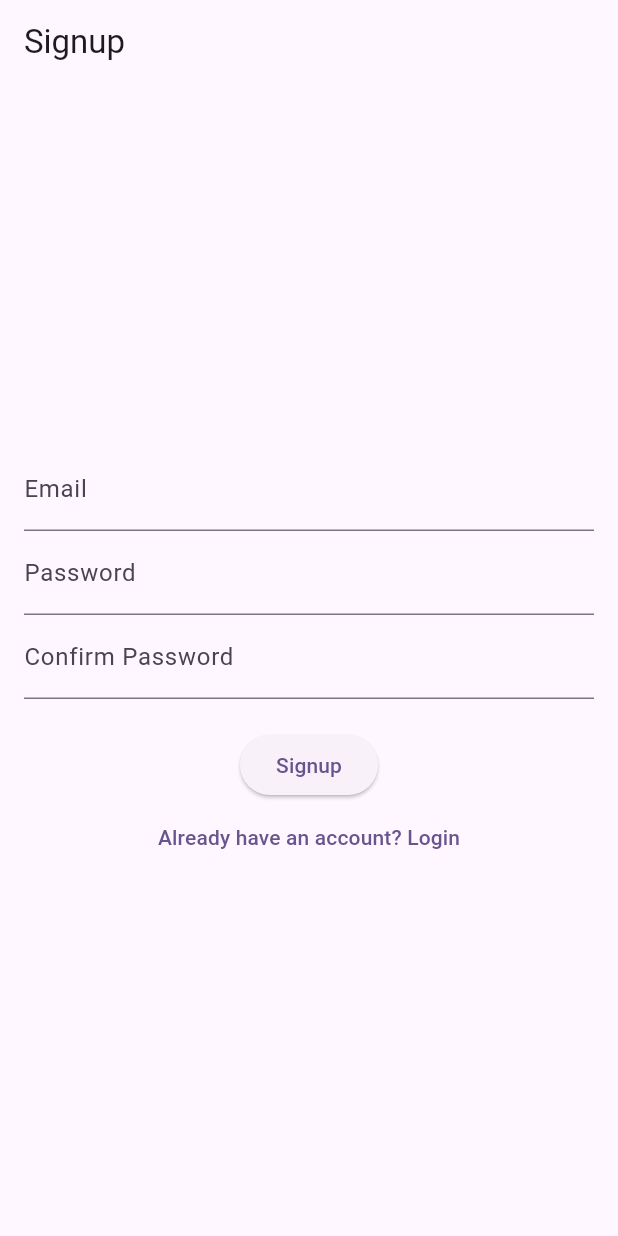
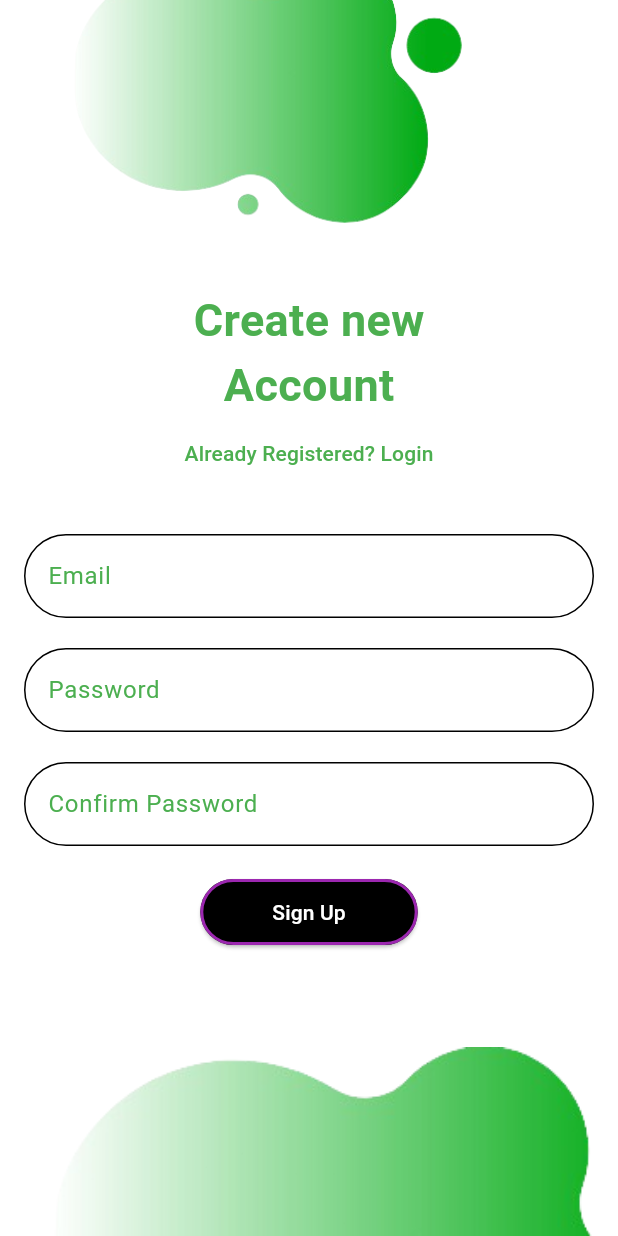
Before and after one commit to ndourc/vasas-frontend, a Flutter app: the SignupScreen screen opened directly, on a phone screen of 412 x 824 dp. Run offline on Flutter 3.47's test engine with Material 3 defaults, Android fonts, the phone set to English and light mode, and no system bars; our stand-ins replace shared_preferences; accounts and stored records are empty; network calls fail.

Commit message:
Adding UI prototype elements and code designs

```diff
--- /dev/null
+++ b/frontend/vasas_project/lib/core/utils/build_button.dart
@@ -0,0 +1,35 @@
+import 'package:flutter/material.dart';
+
+class CustomButton extends StatelessWidget {
+  final VoidCallback onPressed;
+  final String labelText;
+
+  const CustomButton({
+    Key? key,
+    required this.onPressed,
+    required this.labelText,
+  }) : super(key: key);
+
+  @override
+  Widget build(BuildContext context) {
+    return ElevatedButton(
+      onPressed: onPressed,
+      style: ElevatedButton.styleFrom(
+        foregroundColor: Colors.white,
+        backgroundColor: Colors.black, // Text color
+        shape: RoundedRectangleBorder(
+          borderRadius: BorderRadius.circular(30.0), // Circular shape
+          side: const BorderSide(
+              color: Colors.purple, width: 2.0), // Border color and width
+        ),
+      ),
+      child: Padding(
+        padding: const EdgeInsets.symmetric(vertical: 12.0, horizontal: 24.0),
+        child: Text(
+          labelText,
+          style: const TextStyle(color: Colors.white),
+        ),
+      ),
+    );
+  }
+}
--- /dev/null
+++ b/frontend/vasas_project/lib/core/utils/build_textfield.dart
@@ -0,0 +1,36 @@
+import 'package:flutter/material.dart';
+
+class CustomTextField extends StatelessWidget {
+  final TextEditingController controller;
+  final String labelText;
+
+  const CustomTextField({
+    super.key,
+    required this.controller,
+    required this.labelText,
+  });
+
+  @override
+  Widget build(BuildContext context) {
+    const SizedBox(height: 20);
+    return TextField(
+      controller: controller,
+      obscureText: labelText == 'Password' || labelText == 'Confirm Password',
+      decoration: InputDecoration(
+        labelText: labelText,
+        labelStyle: const TextStyle(color: Colors.green),
+        filled: true,
+        fillColor: Colors.white,
+        enabledBorder: OutlineInputBorder(
+          borderRadius: BorderRadius.circular(30.0),
+          borderSide: const BorderSide(color: Colors.black, width: 1.0),
+        ),
+        focusedBorder: OutlineInputBorder(
+          borderRadius: BorderRadius.circular(30.0),
+          borderSide: const BorderSide(color: Colors.green, width: 2.0),
+        ),
+      ),
+      style: const TextStyle(color: Colors.green),
+    );
+  }
+}
--- a/frontend/vasas_project/lib/features/auth/pages/sign_up_page.dart
+++ b/frontend/vasas_project/lib/features/auth/pages/sign_up_page.dart
@@ -1,8 +1,12 @@
 import 'package:flutter/material.dart';
+import 'package:vasas_project/core/utils/build_button.dart';
+import 'package:vasas_project/core/utils/build_textfield.dart';
 import 'package:vasas_project/features/auth/apis/auth_service.dart';
 import 'package:vasas_project/features/auth/pages/login_page.dart';
 
 class SignupScreen extends StatefulWidget {
+  const SignupScreen({super.key});
+
   @override
   _SignupScreenState createState() => _SignupScreenState();
 }
@@ -32,7 +36,7 @@
       // Navigate to login screen or show success message
       Navigator.pushReplacement(
         context,
-        MaterialPageRoute(builder: (context) => LoginScreen()),
+        MaterialPageRoute(builder: (context) => const LoginScreen()),
       );
     } else {
       ScaffoldMessenger.of(context).showSnackBar(
@@ -44,46 +48,84 @@
   @override
   Widget build(BuildContext context) {
     return Scaffold(
-      appBar: AppBar(title: const Text("Signup")),
-      body: Padding(
-        padding: const EdgeInsets.all(16.0),
+      backgroundColor: Colors.white,
+      //appBar: AppBar(title: const Text("Signup")),
+      body: Stack(
+        //padding: const EdgeInsets.all(16.0),
+        children: [
+          Positioned(
+            top: 0,
+            left: 0,
+            right: 70,
+            child: Image.asset('assets/upper_blob.png', fit: BoxFit.cover),
+          ),
+          Positioned(
+            bottom: 0,
+            left: 0,
+            right: 12,
+            child: Image.asset('assets/lower_blob.png', fit: BoxFit.cover),
+          ),
+          Center(
+            child: Padding(
+              padding: const EdgeInsets.symmetric(horizontal: 16.0),
               child: Column(
                 mainAxisAlignment: MainAxisAlignment.center,
                 children: [
-            TextField(
-              controller: _emailController,
-              decoration: const InputDecoration(labelText: 'Email'),
-              keyboardType: TextInputType.emailAddress,
+                  const Text(
+                    "Create new",
+                    style: TextStyle(
+                        fontSize: 30,
+                        fontWeight: FontWeight.bold,
+                        color: Colors.green),
                   ),
-            TextField(
-              controller: _passwordController,
-              decoration: const InputDecoration(labelText: 'Password'),
-              obscureText: true,
-            ),
-            TextField(
-              controller: _confirmPasswordController,
-              decoration: const InputDecoration(labelText: 'Confirm Password'),
-              obscureText: true,
-            ),
-            const SizedBox(height: 20),
-            _isLoading
-                ? const CircularProgressIndicator()
-                : ElevatedButton(
-                    onPressed: _register,
-                    child: const Text("Signup"),
+                  const Text(
+                    "Account",
+                    style: TextStyle(
+                        fontSize: 30,
+                        fontWeight: FontWeight.bold,
+                        color: Colors.green),
                   ),
                   TextButton(
                     onPressed: () {
                       Navigator.pushReplacement(
                         context,
-                  MaterialPageRoute(builder: (context) => LoginScreen()),
+                        MaterialPageRoute(
+                            builder: (context) => const LoginScreen()),
                       );
                     },
-              child: const Text("Already have an account? Login"),
+                    child: const Text(
+                      "Already Registered? Login",
+                      style: TextStyle(color: Colors.green),
+                    ),
+                  ),
+                  const SizedBox(height: 30),
+                  CustomTextField(
+                    controller: _emailController,
+                    labelText: 'Email',
+                  ),
+                  const SizedBox(height: 20),
+                  CustomTextField(
+                    controller: _passwordController,
+                    labelText: 'Password',
+                  ),
+                  const SizedBox(height: 20),
+                  CustomTextField(
+                    controller: _confirmPasswordController,
+                    labelText: 'Confirm Password',
+                  ),
+                  const SizedBox(height: 20),
+                  _isLoading
+                      ? const CircularProgressIndicator()
+                      : CustomButton(
+                          onPressed: _register,
+                          labelText: "Sign Up",
                         ),
                 ],
               ),
             ),
+          ),
+        ],
+      ),
     );
   }
 }
--- a/frontend/vasas_project/lib/main.dart
+++ b/frontend/vasas_project/lib/main.dart
@@ -21,6 +21,7 @@
           colorScheme: ColorScheme.fromSeed(seedColor: Colors.deepPurple),
           useMaterial3: true,
         ),
-        home: SignupScreen());
+        //home: const SignupScreen()
+        home: const StartChatPage());
   }
 }
--- a/frontend/vasas_project/pubspec.yaml
+++ b/frontend/vasas_project/pubspec.yaml
@@ -61,8 +61,8 @@
   uses-material-design: true
 
   # To add assets to your application, add an assets section, like this:
-  # assets:
-  #   - images/a_dot_burr.jpeg
+  assets:
+    - assets/
   #   - images/a_dot_ham.jpeg
 
   # An image asset can refer to one or more resolution-specific "variants", see
```
Also changed, not shown: frontend/vasas_project/lib/features/auth/pages/forgot_password_page.dart (+65 -20 lines), frontend/vasas_project/lib/features/auth/pages/login_page.dart (+62 -20 lines), frontend/vasas_project/lib/features/chat/pages/start_chat_page.dart (+33 -7 lines), frontend/vasas_project/assets/lower_blob.png (added), frontend/vasas_project/assets/person_animation.png (added), frontend/vasas_project/assets/upper_blob.png (added). Lines whose indentation alone changed are shown as unchanged.
